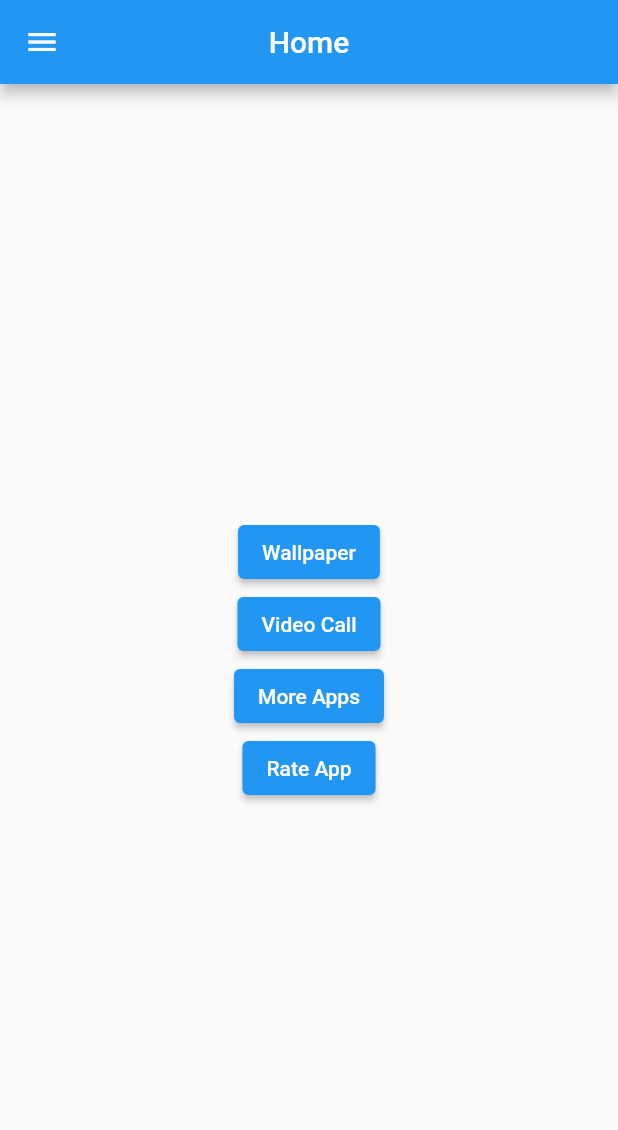
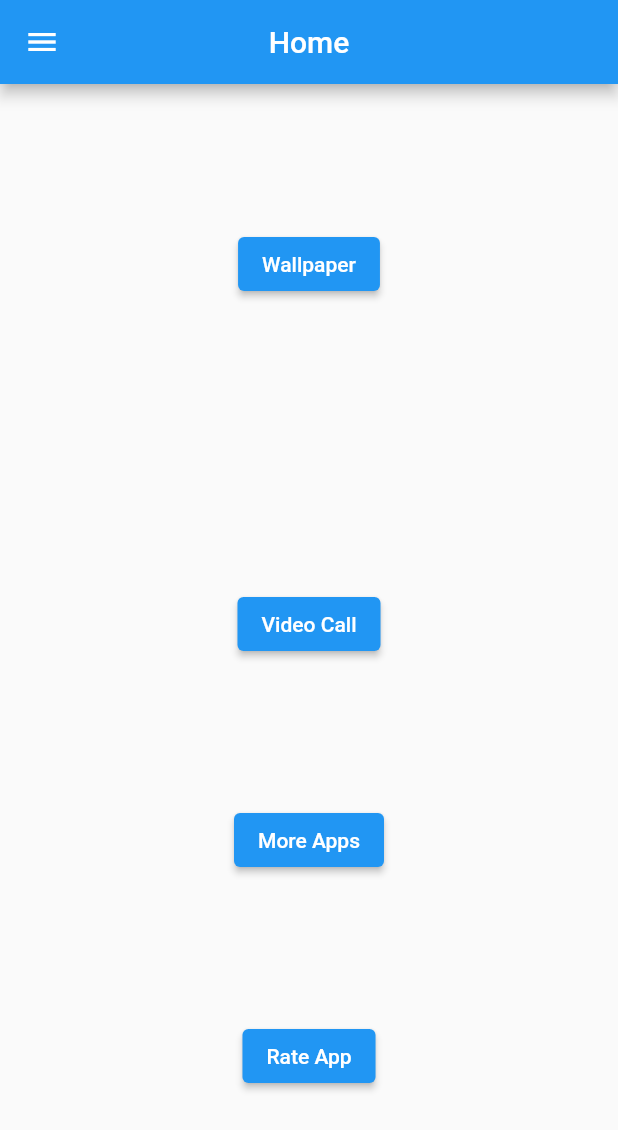
Before and after one commit to anoochit/wallpaper_fake_call, a Flutter app: the screen it shows after launch, on a phone screen of 412 x 824 dp. Shown: the top 1130 px of the screen. Run offline on Flutter 3.47's test engine with Material 2 defaults, Android fonts, the phone set to English and light mode, and no system bars; our stand-ins replace camera, get, google_mobile_ads, image_gallery_saver, permission_handler, shared_preferences; missing offline and left inert: async_wallpaper, floating_action_bubble; network calls fail.

Commit message:
update menu spacer

```diff
--- a/lib/app/data/config/theme.dart
+++ b/lib/app/data/config/theme.dart
@@ -1,3 +1,5 @@
 import 'package:flutter/material.dart';
 
 final themeData = ThemeData();
+
+final menuSpacing = MainAxisAlignment.spaceEvenly;
--- a/lib/app/modules/home/views/home_view.dart
+++ b/lib/app/modules/home/views/home_view.dart
@@ -6,6 +6,7 @@ import 'package:get/get.dart';
 import 'package:google_mobile_ads/google_mobile_ads.dart';
 
 import '../../../data/config/menu.dart';
+import '../../../data/config/theme.dart';
 import '../../../data/config/url.dart';
 import '../../../routes/app_pages.dart';
 import '../../../services/ads_helper.dart';
@@ -97,7 +98,8 @@ class _HomeViewState extends State<HomeView> {
   Center buildHomeBody() {
     return Center(
       child: Column(
-        mainAxisSize: MainAxisSize.min,
+        // UPDATE : for menu spacer
+        mainAxisAlignment: menuSpacing,
         children: [
           // wallapager
           ElevatedButton(
```
